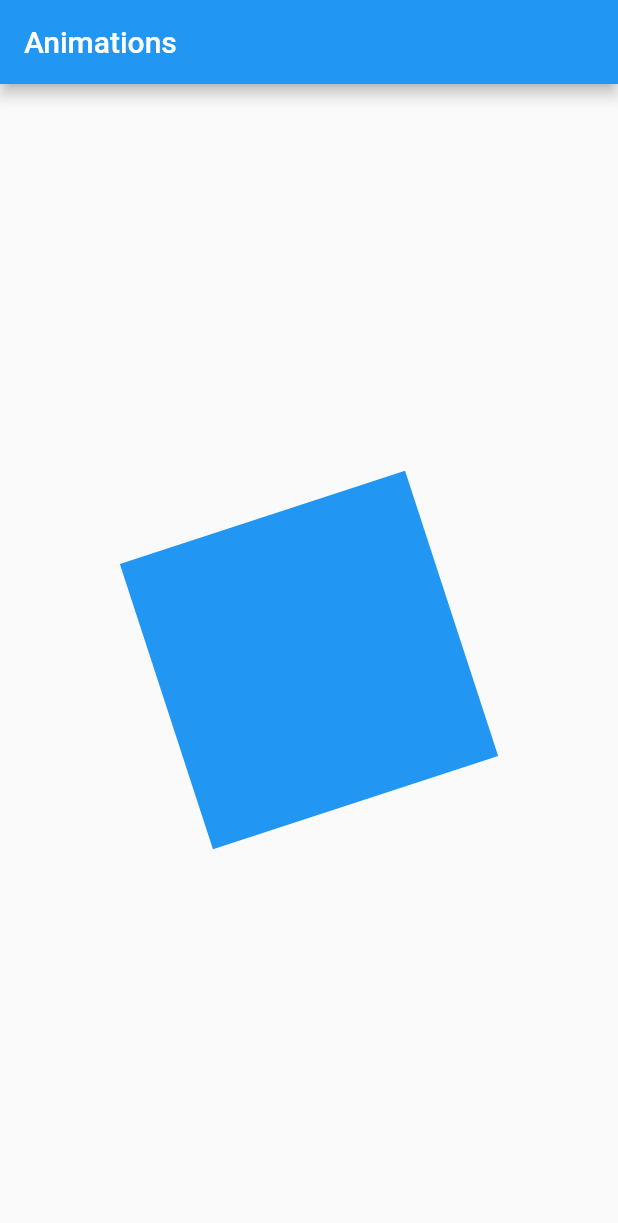
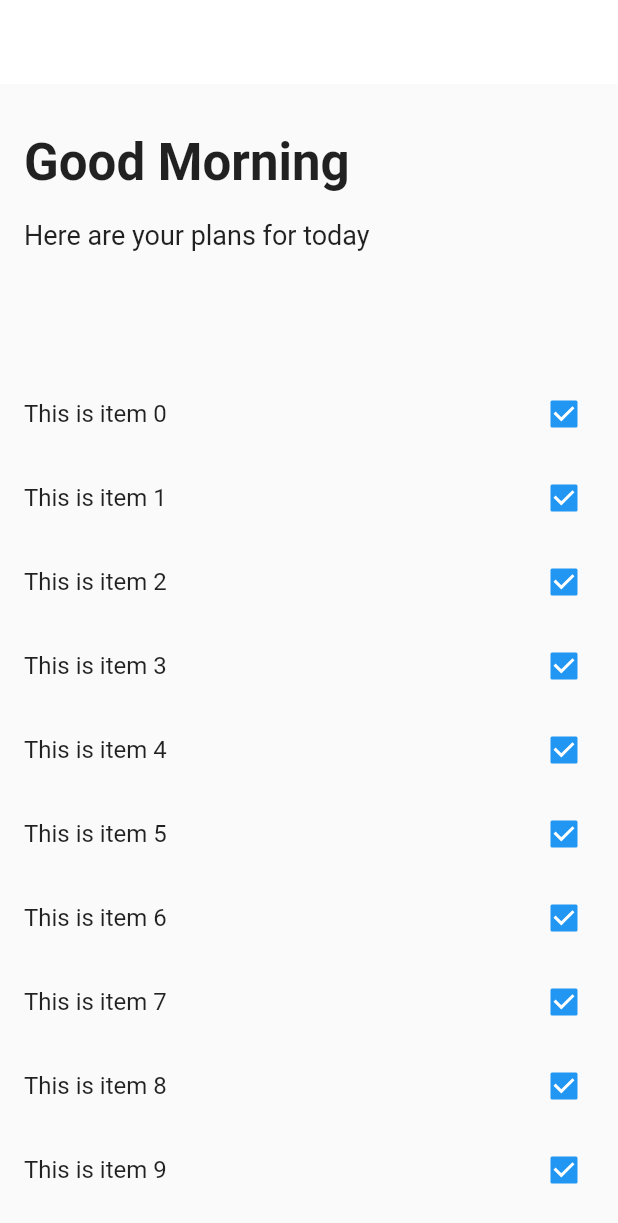
Before and after one commit to devguusta/Estudo-anima-es---Flutter, a Flutter app: the screen it shows after launch, on a phone screen of 412 x 824 dp. Shown: the top 1223 px of the screen. Run offline on Flutter 3.47's test engine with Material 2 defaults, Android fonts, the light colour scheme and no system bars.

Commit message:
animações mais avançadas

```diff
--- /dev/null
+++ b/lib/advanced_animation/home.dart
@@ -0,0 +1,121 @@
+import 'package:flutter/material.dart';
+import 'package:flutter/services.dart';
+
+class HomePage extends StatefulWidget {
+  const HomePage({Key? key}) : super(key: key);
+
+  @override
+  State<HomePage> createState() => _HomePageState();
+}
+
+class _HomePageState extends State<HomePage>
+    with SingleTickerProviderStateMixin {
+  late AnimationController _controller;
+  late Animation _profilePictureAnimation;
+  late Animation _contentAnimation;
+  late Animation _listAnimation;
+  late Animation _fabAnimation;
+
+  @override
+  void initState() {
+    super.initState();
+
+    _controller =
+        AnimationController(vsync: this, duration: const Duration(seconds: 4));
+    _profilePictureAnimation = Tween(begin: 0.0, end: 50.0).animate(
+        CurvedAnimation(
+            parent: _controller,
+            curve: const Interval(0.0, 0.20, curve: Curves.easeOut)));
+
+    _contentAnimation = Tween(begin: 0.0, end: 34.0).animate(CurvedAnimation(
+        parent: _controller,
+        curve: const Interval(0.20, 0.40, curve: Curves.easeOut)));
+
+// Opacity goes from 0.0 to 1.0
+    _listAnimation = Tween(begin: 0.0, end: 1.0).animate(CurvedAnimation(
+        parent: _controller,
+        curve: const Interval(0.40, 0.75, curve: Curves.easeOut)));
+
+// Fab Size goes from size * 0.0 to size * 1.0
+    _fabAnimation = Tween(begin: 0.0, end: 1.0).animate(CurvedAnimation(
+        parent: _controller,
+        curve: const Interval(0.75, 1.0, curve: Curves.easeOut)));
+    _controller.forward();
+  }
+
+  @override
+  Widget build(BuildContext context) {
+    return Scaffold(
+        floatingActionButton: Transform.scale(
+          scale: _fabAnimation.value,
+          child: FloatingActionButton(
+            onPressed: () {},
+            child: const Icon(Icons.add),
+          ),
+        ),
+        appBar: AppBar(
+          backgroundColor: Colors.white,
+          actions: <Widget>[
+            IconButton(
+              icon: const Icon(Icons.supervised_user_circle),
+              color: Colors.black,
+              onPressed: () {},
+              iconSize: _profilePictureAnimation.value,
+            ),
+          ],
+          elevation: 0.0,
+          systemOverlayStyle: SystemUiOverlayStyle.dark,
+        ),
+        body: AnimatedBuilder(
+            animation: _controller,
+            builder: (context, child) {
+              return Column(
+                crossAxisAlignment: CrossAxisAlignment.start,
+                children: <Widget>[
+                  Expanded(
+                    child: Container(
+                      padding: const EdgeInsets.all(16.0),
+                      child: Column(
+                        crossAxisAlignment: CrossAxisAlignment.start,
+                        children: <Widget>[
+                          const SizedBox(
+                            height: 16.0,
+                          ),
+                          Text(
+                            "Good Morning",
+                            style: TextStyle(
+                                fontSize: _contentAnimation.value,
+                                fontWeight: FontWeight.w600),
+                          ),
+                          const SizedBox(
+                            height: 18.0,
+                          ),
+                          const Text(
+                            "Here are your plans for today",
+                            style: TextStyle(fontSize: 18.0),
+                          ),
+                        ],
+                      ),
+                    ),
+                  ),
+                  Expanded(
+                    flex: 3,
+                    child: Opacity(
+                      opacity: _listAnimation.value,
+                      child: ListView.builder(
+                        itemCount: 40,
+                        itemBuilder: (context, position) {
+                          return CheckboxListTile(
+                            title: Text("This is item $position"),
+                            value: true,
+                            onChanged: (val) {},
+                          );
+                        },
+                      ),
+                    ),
+                  ),
+                ],
+              );
+            }));
+  }
+}
--- a/lib/main.dart
+++ b/lib/main.dart
@@ -1,4 +1,4 @@
-import 'package:advanced_animations/simple_animation/rotation_animation.dart';
+import 'package:advanced_animations/advanced_animation/home.dart';
 import 'package:flutter/material.dart';
 
 void main() {
@@ -16,7 +16,7 @@ class MyApp extends StatelessWidget {
       theme: ThemeData(
         primarySwatch: Colors.blue,
       ),
-      home: const RotationAnimation(),
+      home: const HomePage(),
     );
   }
 }
```
